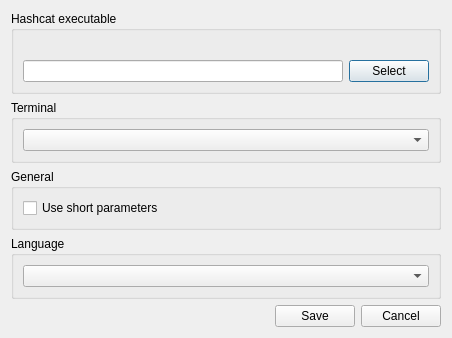
rgroesslinger/hashcat-gui, file src/settingsdialog.ui: the form before one commit.
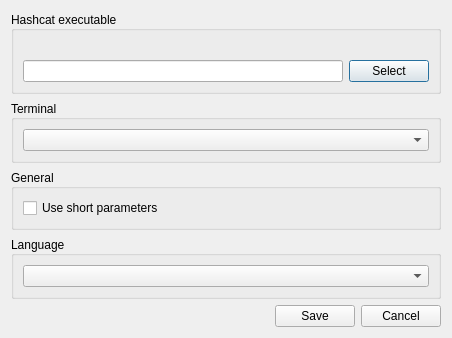
The form after the commit.

The edit to the form file:
```diff
--- a/src/settingsdialog.ui
+++ b/src/settingsdialog.ui
@@ -37,6 +37,9 @@
      <property name="title">
       <string>Hashcat executable</string>
      </property>
+     <property name="alignment">
+      <set>Qt::AlignmentFlag::AlignLeft|Qt::AlignmentFlag::AlignVCenter</set>
+     </property>
      <property name="flat">
       <bool>false</bool>
      </property>
@@ -95,6 +98,9 @@
      <property name="title">
       <string>Terminal</string>
      </property>
+     <property name="alignment">
+      <set>Qt::AlignmentFlag::AlignLeft|Qt::AlignmentFlag::AlignVCenter</set>
+     </property>
      <layout class="QHBoxLayout" name="horizontalLayout_3">
       <item>
        <widget class="QComboBox" name="comboBox_terminal">
@@ -135,6 +141,9 @@
      <property name="title">
       <string>General</string>
      </property>
+     <property name="alignment">
+      <set>Qt::AlignmentFlag::AlignLeft|Qt::AlignmentFlag::AlignVCenter</set>
+     </property>
      <layout class="QVBoxLayout" name="verticalLayout_2">
       <item>
        <widget class="QCheckBox" name="checkBox_use_short_parameters">
@@ -157,6 +166,9 @@
      <property name="title">
       <string>Language</string>
      </property>
+     <property name="alignment">
+      <set>Qt::AlignmentFlag::AlignLeft|Qt::AlignmentFlag::AlignVCenter</set>
+     </property>
      <layout class="QHBoxLayout" name="horizontalLayout_language">
       <item>
        <widget class="QComboBox" name="comboBox_language">
```
